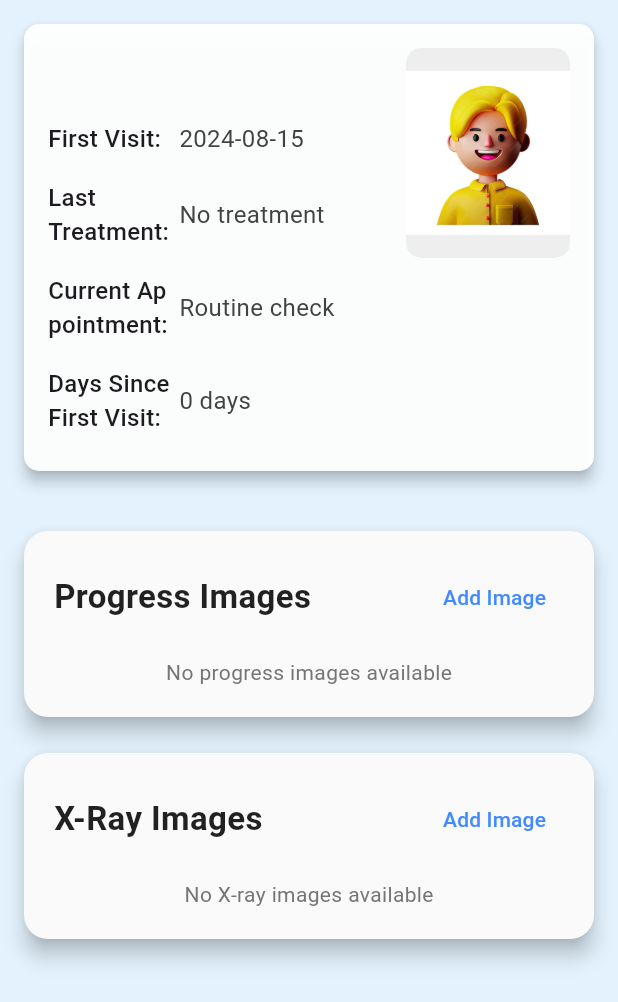
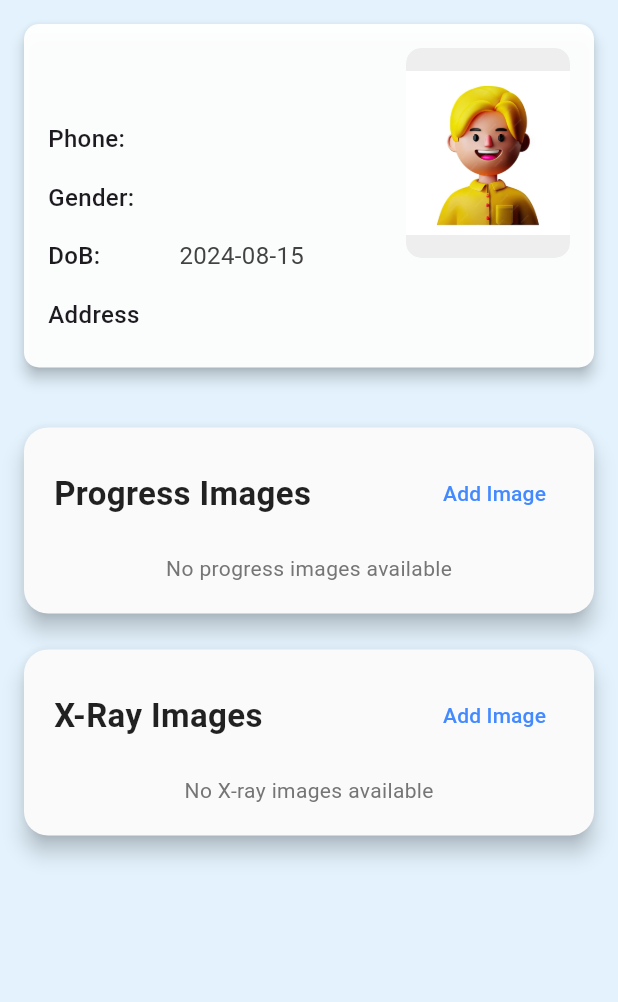
Before and after one commit to anwar9162/Dental_Clinic_Management_System, a Flutter app: the PatientDetailWidget widget shown alone on an empty page, opened directly with empty values, on a phone screen of 412 x 824 dp. Shown: the top 1002 px of the screen. Run offline on Flutter 3.47's test engine with Material 3 defaults, Android fonts, the light colour scheme and no system bars; our stand-ins replace data_table_2, equatable, flutter_bloc, flutter_spinkit, flutter_svg, loading_indicator and 3 more; missing offline and left inert: dart:html, omni_jitsi_meet; network calls fail; project files that could hold a hidden picture were left out.

Commit message:
user info fetched dynamically

```diff
--- a/lib/screens/patient/PatientDetailWidget.dart
+++ b/lib/screens/patient/PatientDetailWidget.dart
@@ -66,7 +66,8 @@ class _PatientDetailWidgetState extends State<PatientDetailWidget> {
   }
 
   Widget _buildPatientInfoSection(Patient patient, int daysSinceFirstVisit) {
-    final firstVisitDate = patient.firstVisitDate ?? DateTime.now();
+    final DateFormat dateFormat =
+        DateFormat('yyyy-MM-dd'); // Adjust the format as needed
 
     return Card(
       elevation: 4,
@@ -93,12 +94,15 @@ class _PatientDetailWidgetState extends State<PatientDetailWidget> {
                     ),
                   ),
                   SizedBox(height: 12),
-                  _buildInfoRow('First Visit:',
-                      DateFormat('yyyy-MM-dd').format(firstVisitDate)),
-                  _buildInfoRow('Last Treatment:', "No treatment"),
-                  _buildInfoRow('Current Appointment:', "Routine check"),
+                  _buildInfoRow('Phone:', patient.phoneNumber!),
+                  _buildInfoRow('Gender:', patient.gender!),
                   _buildInfoRow(
-                      'Days Since First Visit:', '$daysSinceFirstVisit days'),
+                    'DoB:',
+                    patient.dateOfBirth != null
+                        ? dateFormat.format(patient.dateOfBirth!)
+                        : 'N/A',
+                  ),
+                  _buildInfoRow('Address', patient.Address!),
                 ],
               ),
             ),
```
